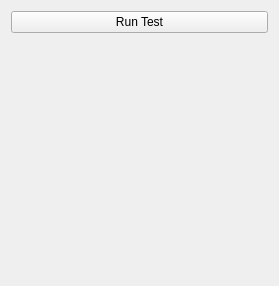
This is ParallelTestDriver/Resources/UI/ParallelTestDriver.ui in KitwareMedical/SlicerParallelTest as Qt 5 draws it before an edit. The edited form follows.
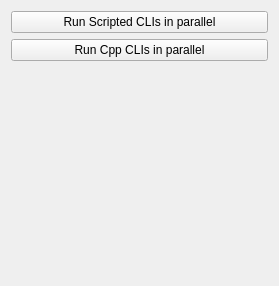
This is the edited form. Custom widgets are drawn as their Qt base class.

Commit message: ENH: Add Cpp CLI and update ParallelTestDriver

The edit to the form file:
```diff
--- a/ParallelTestDriver/Resources/UI/ParallelTestDriver.ui
+++ b/ParallelTestDriver/Resources/UI/ParallelTestDriver.ui
@@ -20,7 +20,20 @@
       <string>Run the algorithm.</string>
      </property>
      <property name="text">
-      <string>Run Test</string>
+      <string>Run Scripted CLIs in parallel</string>
+     </property>
+    </widget>
+   </item>
+   <item>
+    <widget class="QPushButton" name="runWithCppCLIButton">
+     <property name="enabled">
+      <bool>true</bool>
+     </property>
+     <property name="toolTip">
+      <string>Run the algorithm.</string>
+     </property>
+     <property name="text">
+      <string>Run Cpp CLIs in parallel</string>
      </property>
     </widget>
    </item>
```
The commit also changes 5 other files.
